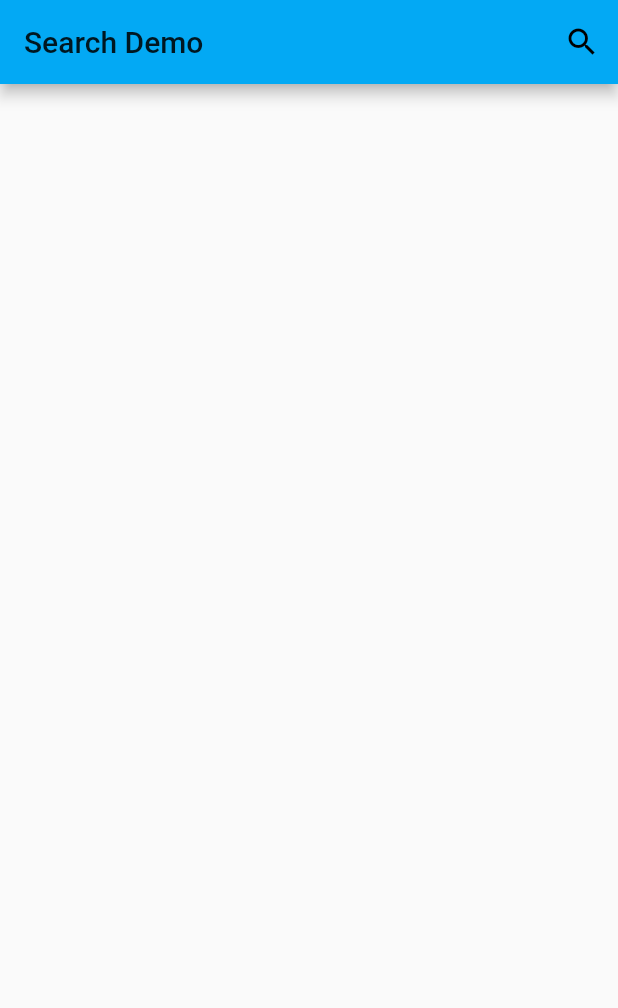
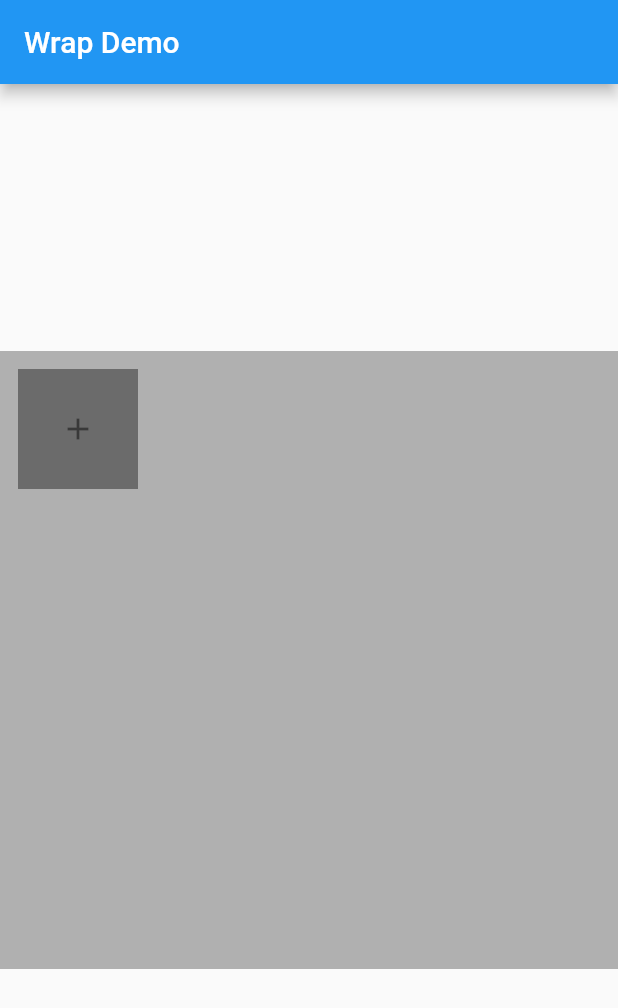
Before and after one commit to lanxuexing/flutter2study, a Flutter app: the screen it shows after launch, on a phone screen of 412 x 824 dp. Shown: the top 1008 px of the screen. Run offline on Flutter 3.47's test engine with Material 2 defaults, Android fonts, the phone set to English and light mode, and no system bars.

Commit message:
feat: wrap

```diff
--- /dev/null
+++ b/lib/demo07/wrap.dart
@@ -0,0 +1,79 @@
+import 'package:flutter/material.dart';
+
+class MyWrap extends StatefulWidget {
+  _MyWrapState createState() => _MyWrapState();
+}
+
+class _MyWrapState extends State<MyWrap> {
+  List<Widget> list;
+
+  void initState() {
+    super.initState();
+    list = List<Widget>()..add(createAddButton());
+  }
+
+  @override
+  Widget build(BuildContext context) {
+    final mWidth = MediaQuery.of(context).size.width; // 媒体查询获取设备屏幕的宽
+    final mHeight = MediaQuery.of(context).size.height; // 媒体查询获取设备屏幕的高
+
+    return Scaffold(
+      appBar: AppBar(
+        title: Text('Wrap Demo'),
+      ),
+      body: Center(
+        child: Opacity(
+          opacity: 0.8,
+          child: Container(
+            width: mWidth,
+            height: mHeight / 2,
+            color: Colors.grey,
+            child: Wrap(
+              children: list,
+              spacing: 25.0,
+            ),
+          ),
+        ),
+      ),
+    );
+  }
+
+  // 创建ADD按钮
+  Widget createAddButton() {
+    return GestureDetector(
+      onTap: () {
+        if (list.length < 9) {
+          setState(() {
+            list.insert(list.length - 1, createPhoto());
+          });
+        }
+      },
+      child: Padding(
+        padding: EdgeInsets.all(12.0),
+        child: Container(
+          width: 80.0,
+          height: 80.0,
+          color: Colors.black54,
+          child: Icon(
+            Icons.add
+          ),
+        ),
+      ),
+    );
+  }
+
+  // 动态创建照片容器
+  Widget createPhoto() {
+    return Padding(
+      padding: const EdgeInsets.all(12.0),
+      child: Container(
+        width: 80.0,
+        height: 80.0,
+        color: Colors.deepPurple,
+        child: Center(
+          child: Text('照片'),
+        ),
+      ),
+    );
+  }
+}
--- a/lib/main.dart
+++ b/lib/main.dart
@@ -907,8 +907,30 @@
 /**
  * 23.Search
  */
+// import 'package:flutter/material.dart';
+// import 'demo06/search_box.dart';
+
+// void main() => runApp(MyApp());
+
+// class MyApp extends StatelessWidget {
+//   @override
+//   Widget build(BuildContext context) {
+//     return MaterialApp(
+//       title: 'Flutter Search Demo',
+//       theme: ThemeData(
+//         primarySwatch: Colors.lightBlue
+//       ),
+//       home: SearchBox(),
+//     );
+//   }
+// }
+
+
+/**
+ * 24.Wrap流式布局
+ */
 import 'package:flutter/material.dart';
-import 'demo06/search_box.dart';
+import 'demo07/wrap.dart';
 
 void main() => runApp(MyApp());
 
@@ -916,11 +938,9 @@ class MyApp extends StatelessWidget {
   @override
   Widget build(BuildContext context) {
     return MaterialApp(
-      title: 'Flutter Search Demo',
-      theme: ThemeData(
-        primarySwatch: Colors.lightBlue
-      ),
-      home: SearchBox(),
+      title: 'Flutter Wrap Demo',
+      theme: ThemeData.light(),
+      home: MyWrap(),
     );
   }
 }
```
